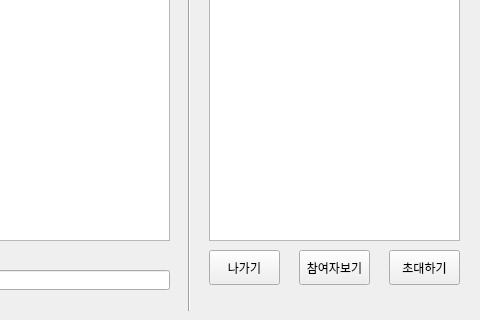
Qt form main_temp.ui (ElisaBluebell/ChanAndGame) before a commit; both pictures show x 400 to 880 and y 139 to 459 of the 880 by 459 pixel window.
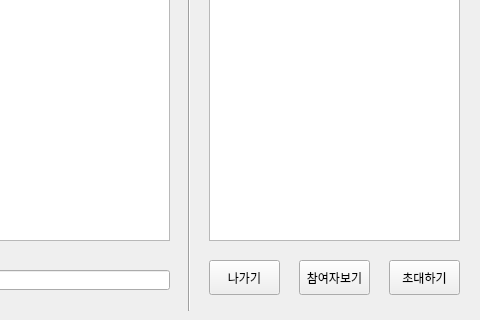
The same form after that commit. The open tabs and pages were chosen to show the change.

Diff of the .ui file:
```diff
--- a/main_temp.ui
+++ b/main_temp.ui
@@ -339,7 +339,7 @@
      <property name="geometry">
       <rect>
        <x>790</x>
-       <y>390</y>
+       <y>400</y>
        <width>71</width>
        <height>35</height>
       </rect>
@@ -352,7 +352,7 @@
      <property name="geometry">
       <rect>
        <x>700</x>
-       <y>390</y>
+       <y>400</y>
        <width>71</width>
        <height>35</height>
       </rect>
@@ -378,7 +378,7 @@
      <property name="geometry">
       <rect>
        <x>610</x>
-       <y>390</y>
+       <y>400</y>
        <width>71</width>
        <height>35</height>
       </rect>
```
